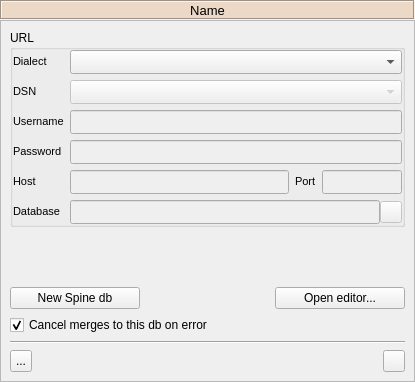
Qt form spine_items/data_store/ui/data_store_properties.ui (spine-tools/spine-items) before a commit.
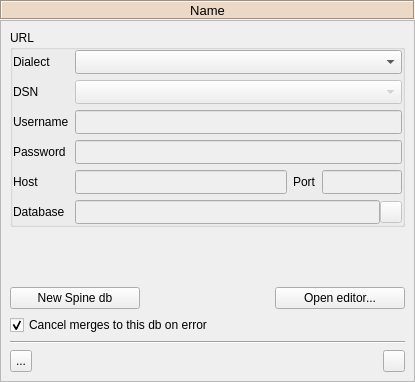
The same form after that commit. Icons and pictures are not drawn. Custom widgets are drawn as their Qt base class.

Commit message:
Improve db file selection in the DS properties UI
Re toolbox#923

Now the user can select a non existing file from the button next
to the database line edit.

Also, if they press 'New Spine db' without having specified the file
path in the db line edit, they get a dialog to select one.

What changed in the file:
```diff
--- a/spine_items/data_store/ui/data_store_properties.ui
+++ b/spine_items/data_store/ui/data_store_properties.ui
@@ -143,7 +143,7 @@
               </property>
               <property name="font">
                <font>
-                <pointsize>8</pointsize>
+                <pointsize>9</pointsize>
                </font>
               </property>
               <property name="text">
@@ -175,7 +175,7 @@
                 </property>
                 <property name="font">
                  <font>
-                  <pointsize>8</pointsize>
+                  <pointsize>9</pointsize>
                  </font>
                 </property>
                </widget>
@@ -207,7 +207,7 @@
               </property>
               <property name="font">
                <font>
-                <pointsize>8</pointsize>
+                <pointsize>9</pointsize>
                </font>
               </property>
              </widget>
@@ -242,7 +242,7 @@
                 </property>
                 <property name="font">
                  <font>
-                  <pointsize>8</pointsize>
+                  <pointsize>9</pointsize>
                  </font>
                 </property>
                 <property name="cursor">
@@ -306,7 +306,7 @@
               </property>
               <property name="font">
                <font>
-                <pointsize>8</pointsize>
+                <pointsize>9</pointsize>
                </font>
               </property>
               <property name="text">
@@ -324,7 +324,7 @@
               </property>
               <property name="font">
                <font>
-                <pointsize>8</pointsize>
+                <pointsize>9</pointsize>
                </font>
               </property>
               <property name="text">
@@ -357,7 +357,7 @@
               </property>
               <property name="font">
                <font>
-                <pointsize>8</pointsize>
+                <pointsize>9</pointsize>
                </font>
               </property>
               <property name="placeholderText">
@@ -378,7 +378,7 @@
               </property>
               <property name="font">
                <font>
-                <pointsize>8</pointsize>
+                <pointsize>9</pointsize>
                </font>
               </property>
               <property name="text">
@@ -411,7 +411,7 @@
               </property>
               <property name="font">
                <font>
-                <pointsize>8</pointsize>
+                <pointsize>9</pointsize>
                </font>
               </property>
               <property name="echoMode">
@@ -452,7 +452,7 @@
                 </property>
                 <property name="font">
                  <font>
-                  <pointsize>8</pointsize>
+                  <pointsize>9</pointsize>
                  </font>
                 </property>
                 <property name="placeholderText">
@@ -473,7 +473,7 @@
                 </property>
                 <property name="font">
                  <font>
-                  <pointsize>8</pointsize>
+                  <pointsize>9</pointsize>
                  </font>
                 </property>
                 <property name="text">
@@ -529,7 +529,7 @@
               </property>
               <property name="font">
                <font>
-                <pointsize>8</pointsize>
+                <pointsize>9</pointsize>
                </font>
               </property>
               <property name="text">
@@ -547,7 +547,7 @@
               </property>
               <property name="font">
                <font>
-                <pointsize>8</pointsize>
+                <pointsize>9</pointsize>
                </font>
               </property>
               <property name="text">
```
Left out of the diff: 8 changed lines with no effect on the pictures. The commit also changes 3 other files.
